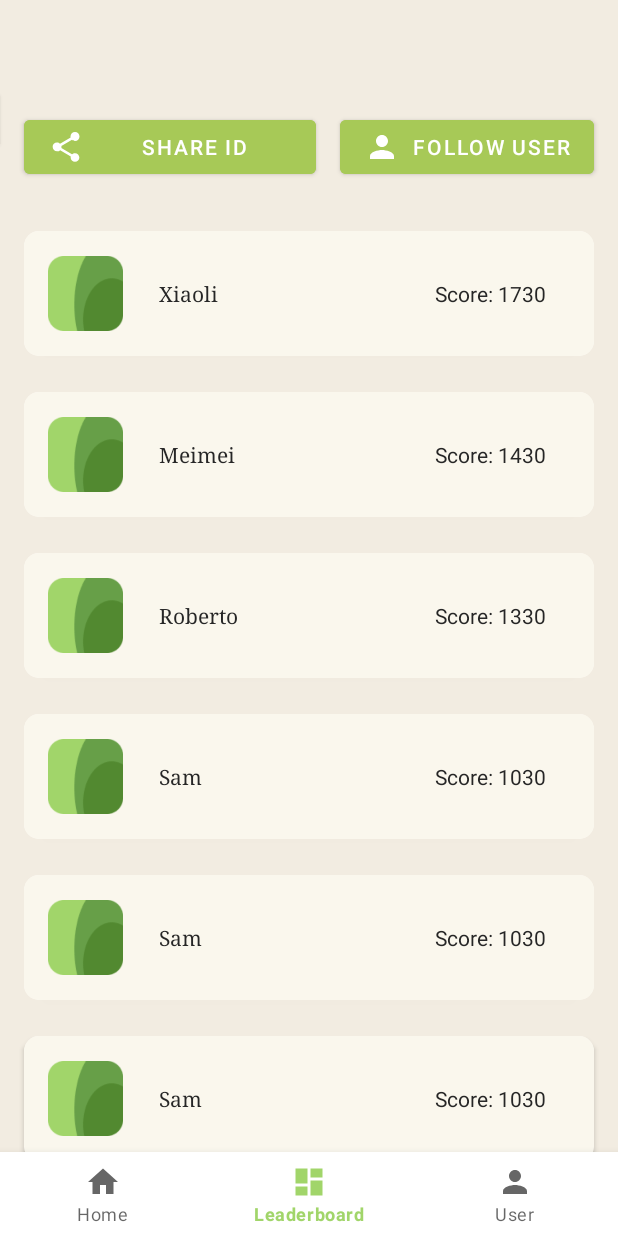
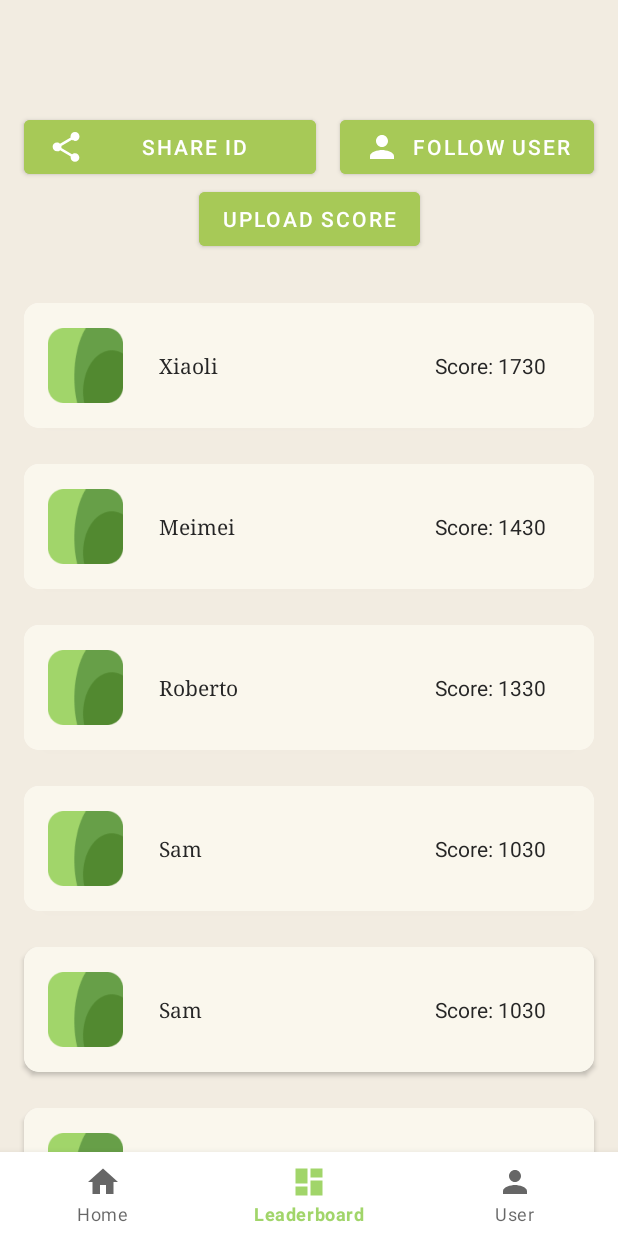
Before and after one commit to BilaalHussain/HabitreeApp, an Android app: the LeaderboardFragment screen opened through its navigation route, on a phone screen of 412 x 824 dp. Run offline under Robolectric (Android 15) with nearby library versions, the phone set to English and light mode, and no system bars; our stand-ins replace Firebase (no records; nobody signed in at launch, a user with empty details on screens opened directly), navigation-ui.

Commit message:
Fix padding of upload score button

```diff
--- a/android/app/src/main/java/com/example/habitree/ui/leaderboard/LeaderboardFragment.java
+++ b/android/app/src/main/java/com/example/habitree/ui/leaderboard/LeaderboardFragment.java
@@ -7,6 +7,7 @@ import android.view.View;
 import android.view.ViewGroup;
 import android.widget.Button;
 import android.widget.TextView;
+import android.widget.Toast;
 
 import androidx.annotation.NonNull;
 import androidx.fragment.app.Fragment;
@@ -77,9 +78,16 @@ public class LeaderboardFragment extends Fragment {
         );
 
         root.findViewById(R.id.upload_score_button).setOnClickListener(
-                view -> leaderboardPresenter.saveScore(leaderboardPresenter.getScores(),
-                        LeaderboardPresenter.shouldGiveBonus())
-        );
+                view ->
+                {
+                    leaderboardPresenter.saveScore(leaderboardPresenter.getScores(),
+                            LeaderboardPresenter.shouldGiveBonus());
+                    if (LeaderboardPresenter.shouldGiveBonus()) {
+                        Toast.makeText(getContext(), "You uploaded your tree early! You got bonus progress!", Toast.LENGTH_SHORT).show();
+                    } else {
+                        Toast.makeText(getContext(), "Uploaded score", Toast.LENGTH_SHORT).show();
+                    }
+                });
 
         leaderboardViewModel.getText().observe(getViewLifecycleOwner(), textView::setText);
 
--- a/android/app/src/main/res/layout/fragment_leaderboard.xml
+++ b/android/app/src/main/res/layout/fragment_leaderboard.xml
@@ -14,7 +14,7 @@
         android:layout_marginStart="16dp"
         android:layout_marginTop="16dp"
         android:fontFamily="serif"
-        android:text="Leaderboard"
+        android:text="@string/leaderboard_title"
         android:textSize="32sp"
         app:layout_constraintStart_toStartOf="parent"
         app:layout_constraintTop_toTopOf="parent" />
@@ -26,7 +26,7 @@
         android:layout_marginTop="16dp"
         android:layout_marginEnd="16dp"
         android:backgroundTint="#A7C957"
-        android:text="Follow User"
+        android:text="@string/follow_user_button_string"
         app:icon="@drawable/ic_baseline_person_24"
         app:layout_constraintEnd_toEndOf="parent"
         app:layout_constraintTop_toBottomOf="@+id/text_dashboard" />
@@ -39,7 +39,7 @@
         android:layout_marginTop="16dp"
         android:layout_marginEnd="16dp"
         android:backgroundTint="#A7C957"
-        android:text="Share ID"
+        android:text="@string/share_id_button_string"
         app:icon="?attr/actionModeShareDrawable"
         app:layout_constraintEnd_toStartOf="@+id/follow_user_button"
         app:layout_constraintStart_toStartOf="parent"
@@ -49,12 +49,11 @@
         android:id="@+id/upload_score_button"
         android:layout_width="wrap_content"
         android:layout_height="wrap_content"
-        android:layout_marginTop="40dp"
-        android:layout_marginEnd="16dp"
-        android:text="Upload your score!"
+        android:backgroundTint="#A7C957"
+        android:text="@string/upload_score_button_string"
+        app:layout_constraintStart_toStartOf="parent"
         app:layout_constraintEnd_toEndOf="parent"
-        app:layout_constraintEnd_toStartOf="@+id/leaderboard_share"
-        app:layout_constraintTop_toTopOf="@+id/text_dashboard" />
+        app:layout_constraintTop_toBottomOf="@+id/leaderboard_share" />
 
     <androidx.recyclerview.widget.RecyclerView
         android:id="@+id/LRecyclerView"
@@ -63,7 +62,7 @@
         android:layout_marginTop="16dp"
         android:layout_marginBottom="54dp"
         app:layout_constraintBottom_toBottomOf="parent"
-        app:layout_constraintTop_toBottomOf="@+id/leaderboard_share"
+        app:layout_constraintTop_toBottomOf="@+id/upload_score_button"
         app:layout_constraintVertical_bias="0.0"
         tools:layout_editor_absoluteX="0dp" />
 
--- a/android/app/src/main/res/values/strings.xml
+++ b/android/app/src/main/res/values/strings.xml
@@ -22,4 +22,8 @@
     <string name="channel_description">Habitree notifications</string>
     <string name="add_widget">Add widget</string>
     <string name="tree_widget_description">Display your current week\'s tree.</string>
+    <string name="leaderboard_title">Leaderboard</string>
+    <string name="upload_score_button_string">Upload score</string>
+    <string name="share_id_button_string">Share ID</string>
+    <string name="follow_user_button_string">Follow User</string>
 </resources>
```
